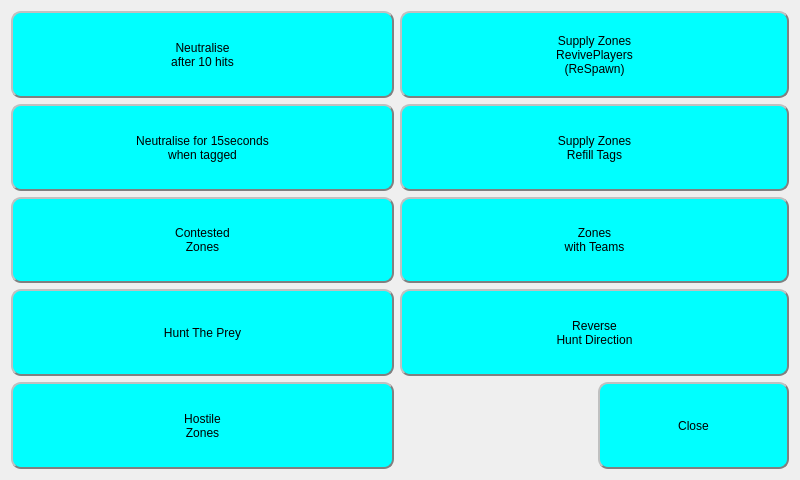
First picture: the form in FlagsWindow.ui, repository rmick/Combobulator, before the edit.
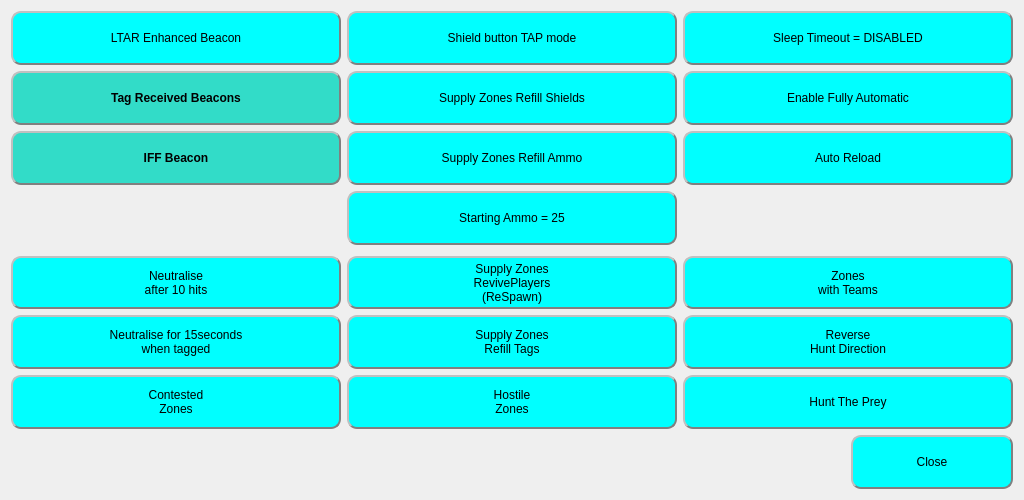
Second picture: the form after the edit.

What changed in the file:
```diff
--- a/FlagsWindow.ui
+++ b/FlagsWindow.ui
@@ -6,8 +6,8 @@
    <rect>
     <x>0</x>
     <y>0</y>
-    <width>800</width>
-    <height>480</height>
+    <width>1024</width>
+    <height>500</height>
    </rect>
   </property>
   <property name="windowTitle">
@@ -35,26 +35,181 @@
  }</string>
   </property>
   <layout class="QGridLayout" name="gridLayout">
-   <item row="3" column="0" colspan="2">
-    <widget class="QPushButton" name="btn_HuntThePrey">
+   <item row="6" column="0" colspan="2">
+    <widget class="QPushButton" name="btn_Neutralise">
      <property name="sizePolicy">
-      <sizepolicy hsizetype="Minimum" vsizetype="Preferred">
+      <sizepolicy hsizetype="Preferred" vsizetype="Preferred">
        <horstretch>0</horstretch>
        <verstretch>0</verstretch>
       </sizepolicy>
      </property>
+     <property name="palette">
+      <palette>
+       <active>
+        <colorrole role="Button">
+         <brush brushstyle="SolidPattern">
+          <color alpha="255">
+           <red>0</red>
+           <green>255</green>
+           <blue>255</blue>
+          </color>
+         </brush>
+        </colorrole>
+        <colorrole role="Base">
+         <brush brushstyle="SolidPattern">
+          <color alpha="255">
+           <red>0</red>
+           <green>255</green>
+           <blue>255</blue>
+          </color>
+         </brush>
+        </colorrole>
+        <colorrole role="Window">
+         <brush brushstyle="SolidPattern">
+          <color alpha="255">
+           <red>0</red>
+           <green>255</green>
+           <blue>255</blue>
+          </color>
+         </brush>
+        </colorrole>
+       </active>
+       <inactive>
+        <colorrole role="Button">
+         <brush brushstyle="SolidPattern">
+          <color alpha="255">
+           <red>0</red>
+           <green>255</green>
+           <blue>255</blue>
+          </color>
+         </brush>
+        </colorrole>
+        <colorrole role="Base">
+         <brush brushstyle="SolidPattern">
+          <color alpha="255">
+           <red>0</red>
+           <green>255</green>
+           <blue>255</blue>
+          </color>
+         </brush>
+        </colorrole>
+        <colorrole role="Window">
+         <brush brushstyle="SolidPattern">
+          <color alpha="255">
+           <red>0</red>
+           <green>255</green>
+           <blue>255</blue>
+          </color>
+         </brush>
+        </colorrole>
+       </inactive>
+       <disabled>
+        <colorrole role="Button">
+         <brush brushstyle="SolidPattern">
+          <color alpha="255">
+           <red>200</red>
+           <green>230</green>
+           <blue>230</blue>
+          </color>
+         </brush>
+        </colorrole>
+        <colorrole role="Base">
+         <brush brushstyle="SolidPattern">
+          <color alpha="255">
+           <red>200</red>
+           <green>230</green>
+           <blue>230</blue>
+          </color>
+         </brush>
+        </colorrole>
+        <colorrole role="Window">
+         <brush brushstyle="SolidPattern">
+          <color alpha="255">
+           <red>200</red>
+           <green>230</green>
+           <blue>230</blue>
+          </color>
+         </brush>
+        </colorrole>
+       </disabled>
+      </palette>
+     </property>
+     <property name="styleSheet">
+      <string notr="true"/>
+     </property>
      <property name="text">
-      <string>Hunt The Prey</string>
+      <string>Neutralise
+after 10 hits</string>
      </property>
      <property name="checkable">
       <bool>true</bool>
      </property>
+     <property name="checked">
+      <bool>false</bool>
+     </property>
      <property name="autoDefault">
       <bool>false</bool>
      </property>
     </widget>
    </item>
-   <item row="2" column="0" colspan="2">
+   <item row="2" column="4" colspan="2">
+    <widget class="QPushButton" name="pushButton_6">
+     <property name="sizePolicy">
+      <sizepolicy hsizetype="Preferred" vsizetype="Preferred">
+       <horstretch>0</horstretch>
+       <verstretch>0</verstretch>
+      </sizepolicy>
+     </property>
+     <property name="text">
+      <string>Auto Reload</string>
+     </property>
+     <property name="checkable">
+      <bool>true</bool>
+     </property>
+    </widget>
+   </item>
+   <item row="1" column="0" colspan="2">
+    <widget class="QPushButton" name="pushButton_3">
+     <property name="sizePolicy">
+      <sizepolicy hsizetype="Preferred" vsizetype="Preferred">
+       <horstretch>0</horstretch>
+       <verstretch>0</verstretch>
+      </sizepolicy>
+     </property>
+     <property name="text">
+      <string>Tag Received Beacons</string>
+     </property>
+     <property name="checkable">
+      <bool>true</bool>
+     </property>
+     <property name="checked">
+      <bool>true</bool>
+     </property>
+     <property name="autoDefault">
+      <bool>false</bool>
+     </property>
+    </widget>
+   </item>
+   <item row="0" column="2" colspan="2">
+    <widget class="QPushButton" name="pushButton_4">
+     <property name="sizePolicy">
+      <sizepolicy hsizetype="Preferred" vsizetype="Preferred">
+       <horstretch>0</horstretch>
+       <verstretch>0</verstretch>
+      </sizepolicy>
+     </property>
+     <property name="text">
+      <string>Shield button TAP mode</string>
+     </property>
+     <property name="checkable">
+      <bool>true</bool>
+     </property>
+     <property name="autoDefault">
+      <bool>false</bool>
+     </property>
+    </widget>
+   </item>
+   <item row="9" column="0" colspan="2">
     <widget class="QPushButton" name="btn_ContestedZones">
      <property name="sizePolicy">
       <sizepolicy hsizetype="Preferred" vsizetype="Preferred">
@@ -168,10 +323,248 @@
      </property>
     </widget>
    </item>
-   <item row="0" column="2" colspan="2">
+   <item row="1" column="4" colspan="2">
+    <widget class="QPushButton" name="pushButton_7">
+     <property name="sizePolicy">
+      <sizepolicy hsizetype="Preferred" vsizetype="Preferred">
+       <horstretch>0</horstretch>
+       <verstretch>0</verstretch>
+      </sizepolicy>
+     </property>
+     <property name="text">
+      <string>Enable Fully Automatic</string>
+     </property>
+     <property name="checkable">
+      <bool>true</bool>
+     </property>
+    </widget>
+   </item>
+   <item row="11" column="5">
+    <widget class="QPushButton" name="btn_Close">
+     <property name="sizePolicy">
+      <sizepolicy hsizetype="Preferred" vsizetype="Preferred">
+       <horstretch>0</horstretch>
+       <verstretch>0</verstretch>
+      </sizepolicy>
+     </property>
+     <property name="palette">
+      <palette>
+       <active>
+        <colorrole role="Button">
+         <brush brushstyle="SolidPattern">
+          <color alpha="255">
+           <red>0</red>
+           <green>255</green>
+           <blue>255</blue>
+          </color>
+         </brush>
+        </colorrole>
+        <colorrole role="Base">
+         <brush brushstyle="SolidPattern">
+          <color alpha="255">
+           <red>0</red>
+           <green>255</green>
+           <blue>255</blue>
+          </color>
+         </brush>
+        </colorrole>
+        <colorrole role="Window">
+         <brush brushstyle="SolidPattern">
+          <color alpha="255">
+           <red>0</red>
+           <green>255</green>
+           <blue>255</blue>
+          </color>
+         </brush>
+        </colorrole>
+       </active>
+       <inactive>
+        <colorrole role="Button">
+         <brush brushstyle="SolidPattern">
+          <color alpha="255">
+           <red>0</red>
+           <green>255</green>
+           <blue>255</blue>
+          </color>
+         </brush>
+        </colorrole>
+        <colorrole role="Base">
+         <brush brushstyle="SolidPattern">
+          <color alpha="255">
+           <red>0</red>
+           <green>255</green>
+           <blue>255</blue>
+          </color>
+         </brush>
+        </colorrole>
+        <colorrole role="Window">
+         <brush brushstyle="SolidPattern">
+          <color alpha="255">
+           <red>0</red>
+           <green>255</green>
+           <blue>255</blue>
+          </color>
+         </brush>
+        </colorrole>
+       </inactive>
+       <disabled>
+        <colorrole role="Button">
+         <brush brushstyle="SolidPattern">
+          <color alpha="255">
+           <red>200</red>
+           <green>230</green>
+           <blue>230</blue>
+          </color>
+         </brush>
+        </colorrole>
+        <colorrole role="Base">
+         <brush brushstyle="SolidPattern">
+          <color alpha="255">
+           <red>200</red>
+           <green>230</green>
+           <blue>230</blue>
+          </color>
+         </brush>
+        </colorrole>
+        <colorrole role="Window">
+         <brush brushstyle="SolidPattern">
+          <color alpha="255">
+           <red>200</red>
+           <green>230</green>
+           <blue>230</blue>
+          </color>
+         </brush>
+        </colorrole>
+       </disabled>
+      </palette>
+     </property>
+     <property name="styleSheet">
+      <string notr="true"/>
+     </property>
+     <property name="text">
+      <string>Close</string>
+     </property>
+     <property name="autoDefault">
+      <bool>false</bool>
+     </property>
+     <property name="default">
+      <bool>true</bool>
+     </property>
+    </widget>
+   </item>
+   <item row="1" column="2" colspan="2">
+    <widget class="QPushButton" name="pushButton_10">
+     <property name="sizePolicy">
+      <sizepolicy hsizetype="Preferred" vsizetype="Preferred">
+       <horstretch>0</horstretch>
+       <verstretch>0</verstretch>
+      </sizepolicy>
+     </property>
+     <property name="text">
+      <string>Supply Zones Refill Shields</string>
+     </property>
+    </widget>
+   </item>
+   <item row="2" column="2" colspan="2">
+    <widget class="QPushButton" name="pushButton_9">
+     <property name="sizePolicy">
+      <sizepolicy hsizetype="Preferred" vsizetype="Preferred">
+       <horstretch>0</horstretch>
+       <verstretch>0</verstretch>
+      </sizepolicy>
+     </property>
+     <property name="text">
+      <string>Supply Zones Refill Ammo</string>
+     </property>
+    </widget>
+   </item>
+   <item row="0" column="0" colspan="2">
+    <widget class="QPushButton" name="pushButton">
+     <property name="sizePolicy">
+      <sizepolicy hsizetype="Preferred" vsizetype="Preferred">
+       <horstretch>0</horstretch>
+       <verstretch>0</verstretch>
+      </sizepolicy>
+     </property>
+     <property name="text">
+      <string>LTAR Enhanced Beacon</string>
+     </property>
+     <property name="checkable">
+      <bool>true</bool>
+     </property>
+     <property name="autoDefault">
+      <bool>false</bool>
+     </property>
+    </widget>
+   </item>
+   <item row="0" column="4" colspan="2">
+    <widget class="QPushButton" name="pushButton_5">
+     <property name="sizePolicy">
+      <sizepolicy hsizetype="Preferred" vsizetype="Preferred">
+       <horstretch>0</horstretch>
+       <verstretch>0</verstretch>
+      </sizepolicy>
+     </property>
+     <property name="text">
+      <string>Sleep Timeout = DISABLED</string>
+     </property>
+    </widget>
+   </item>
+   <item row="5" column="0">
+    <spacer name="verticalSpacer">
+     <property name="orientation">
+      <enum>Qt::Vertical</enum>
+     </property>
+     <property name="sizeType">
+      <enum>QSizePolicy::Fixed</enum>
+     </property>
+     <property name="sizeHint" stdset="0">
+      <size>
+       <width>20</width>
+       <height>5</height>
+      </size>
+     </property>
+    </spacer>
+   </item>
+   <item row="2" column="0" colspan="2">
+    <widget class="QPushButton" name="pushButton_2">
+     <property name="sizePolicy">
+      <sizepolicy hsizetype="Preferred" vsizetype="Preferred">
+       <horstretch>0</horstretch>
+       <verstretch>0</verstretch>
+      </sizepolicy>
+     </property>
+     <property name="text">
+      <string>IFF Beacon</string>
+     </property>
+     <property name="checkable">
+      <bool>true</bool>
+     </property>
+     <property name="checked">
+      <bool>true</bool>
+     </property>
+     <property name="autoDefault">
+      <bool>false</bool>
+     </property>
+    </widget>
+   </item>
+   <item row="3" column="2" colspan="2">
+    <widget class="QPushButton" name="pushButton_8">
+     <property name="sizePolicy">
+      <sizepolicy hsizetype="Preferred" vsizetype="Preferred">
+       <horstretch>0</horstretch>
+       <verstretch>0</verstretch>
+      </sizepolicy>
+     </property>
+     <property name="text">
+      <string>Starting Ammo = 25</string>
+     </property>
+    </widget>
+   </item>
+   <item row="6" column="2" colspan="2">
     <widget class="QPushButton" name="btn_SupplyZonesReSpawn">
      <property name="sizePolicy">
-      <sizepolicy hsizetype="Minimum" vsizetype="Preferred">
+      <sizepolicy hsizetype="Preferred" vsizetype="Preferred">
        <horstretch>0</horstretch>
        <verstretch>0</verstretch>
       </sizepolicy>
@@ -186,121 +579,7 @@
      </property>
     </widget>
    </item>
-   <item row="2" column="2" colspan="2">
-    <widget class="QPushButton" name="btn_ZonesWithTeams">
-     <property name="sizePolicy">
-      <sizepolicy hsizetype="Preferred" vsizetype="Preferred">
-       <horstretch>0</horstretch>
-       <verstretch>0</verstretch>
-      </sizepolicy>
-     </property>
-     <property name="palette">
-      <palette>
-       <active>
-        <colorrole role="Button">
-         <brush brushstyle="SolidPattern">
-          <color alpha="255">
-           <red>0</red>
-           <green>255</green>
-           <blue>255</blue>
-          </color>
-         </brush>
-        </colorrole>
-        <colorrole role="Base">
-         <brush brushstyle="SolidPattern">
-          <color alpha="255">
-           <red>0</red>
-           <green>255</green>
-           <blue>255</blue>
-          </color>
-         </brush>
-        </colorrole>
-        <colorrole role="Window">
-         <brush brushstyle="SolidPattern">
-          <color alpha="255">
-           <red>0</red>
-           <green>255</green>
-           <blue>255</blue>
-          </color>
-         </brush>
-        </colorrole>
-       </active>
-       <inactive>
-        <colorrole role="Button">
-         <brush brushstyle="SolidPattern">
-          <color alpha="255">
-           <red>0</red>
-           <green>255</green>
-           <blue>255</blue>
-          </color>
-         </brush>
-        </colorrole>
-        <colorrole role="Base">
-         <brush brushstyle="SolidPattern">
-          <color alpha="255">
-           <red>0</red>
-           <green>255</green>
-           <blue>255</blue>
-          </color>
-         </brush>
-        </colorrole>
-        <colorrole role="Window">
-         <brush brushstyle="SolidPattern">
-          <color alpha="255">
-           <red>0</red>
-           <green>255</green>
-           <blue>255</blue>
-          </color>
-         </brush>
-        </colorrole>
-       </inactive>
-       <disabled>
-        <colorrole role="Button">
-         <brush brushstyle="SolidPattern">
-          <color alpha="255">
-           <red>200</red>
-           <green>230</green>
-           <blue>230</blue>
-          </color>
-         </brush>
-        </colorrole>
-        <colorrole role="Base">
-         <brush brushstyle="SolidPattern">
-          <color alpha="255">
-           <red>200</red>
-           <green>230</green>
-           <blue>230</blue>
-          </color>
-         </brush>
-        </colorrole>
-        <colorrole role="Window">
-         <brush brushstyle="SolidPattern">
-          <color alpha="255">
-           <red>200</red>
-           <green>230</green>
-           <blue>230</blue>
-          </color>
-         </brush>
-        </colorrole>
-       </disabled>
-      </palette>
-     </property>
-     <property name="styleSheet">
-      <string notr="true"/>
-     </property>
-     <property name="text">
-      <string>Zones
-with Teams</string>
-     </property>
-     <property name="checkable">
-      <bool>true</bool>
-     </property>
-     <property name="autoDefault">
-      <bool>false</bool>
-     </property>
-    </widget>
-   </item>
-   <item row="1" column="2" colspan="2">
+   <item row="8" column="2" colspan="2">
     <widget class="QPushButton" name="btn_SupplyZonesRefillTags">
      <property name="sizePolicy">
       <sizepolicy hsizetype="Preferred" vsizetype="Preferred">
@@ -414,7 +693,121 @@
      </property>
     </widget>
    </item>
-   <item row="1" column="0" colspan="2">
+   <item row="9" column="2" colspan="2">
+    <widget class="QPushButton" name="btn_HostileZones">
+     <property name="sizePolicy">
+      <sizepolicy hsizetype="Preferred" vsizetype="Preferred">
+       <horstretch>0</horstretch>
+       <verstretch>0</verstretch>
+      </sizepolicy>
+     </property>
+     <property name="palette">
+      <palette>
+       <active>
+        <colorrole role="Button">
+         <brush brushstyle="SolidPattern">
+          <color alpha="255">
+           <red>0</red>
+           <green>255</green>
+           <blue>255</blue>
+          </color>
+         </brush>
+        </colorrole>
+        <colorrole role="Base">
+         <brush brushstyle="SolidPattern">
+          <color alpha="255">
+           <red>0</red>
+           <green>255</green>
+           <blue>255</blue>
+          </color>
+         </brush>
+        </colorrole>
+        <colorrole role="Window">
+         <brush brushstyle="SolidPattern">
+          <color alpha="255">
+           <red>0</red>
+           <green>255</green>
+           <blue>255</blue>
+          </color>
+         </brush>
+        </colorrole>
+       </active>
+       <inactive>
+        <colorrole role="Button">
+         <brush brushstyle="SolidPattern">
+          <color alpha="255">
+           <red>0</red>
+           <green>255</green>
+           <blue>255</blue>
+          </color>
+         </brush>
+        </colorrole>
+        <colorrole role="Base">
+         <brush brushstyle="SolidPattern">
+          <color alpha="255">
+           <red>0</red>
+           <green>255</green>
+           <blue>255</blue>
+          </color>
+         </brush>
+        </colorrole>
+        <colorrole role="Window">
+         <brush brushstyle="SolidPattern">
+          <color alpha="255">
+           <red>0</red>
+           <green>255</green>
+           <blue>255</blue>
+          </color>
+         </brush>
+        </colorrole>
+       </inactive>
+       <disabled>
+        <colorrole role="Button">
+         <brush brushstyle="SolidPattern">
+          <color alpha="255">
+           <red>200</red>
+           <green>230</green>
+           <blue>230</blue>
+          </color>
+         </brush>
+        </colorrole>
+        <colorrole role="Base">
+         <brush brushstyle="SolidPattern">
+          <color alpha="255">
+           <red>200</red>
+           <green>230</green>
+           <blue>230</blue>
+          </color>
+         </brush>
+        </colorrole>
+        <colorrole role="Window">
+         <brush brushstyle="SolidPattern">
+          <color alpha="255">
+           <red>200</red>
+           <green>230</green>
+           <blue>230</blue>
+          </color>
+         </brush>
+        </colorrole>
+       </disabled>
+      </palette>
+     </property>
+     <property name="styleSheet">
+      <string notr="true"/>
+     </property>
+     <property name="text">
+      <string>Hostile
+Zones</string>
+     </property>
+     <property name="checkable">
+      <bool>true</bool>
+     </property>
+     <property name="autoDefault">
+      <bool>false</bool>
+     </property>
+    </widget>
+   </item>
+   <item row="8" column="0" colspan="2">
     <widget class="QPushButton" name="btn_NeutraliseWhenTagged">
      <property name="sizePolicy">
       <sizepolicy hsizetype="Preferred" vsizetype="Preferred">
@@ -528,8 +921,8 @@
      </property>
     </widget>
    </item>
-   <item row="4" column="0" colspan="2">
-    <widget class="QPushButton" name="btn_HostileZones">
+   <item row="6" column="4" colspan="2">
+    <widget class="QPushButton" name="btn_ZonesWithTeams">
      <property name="sizePolicy">
       <sizepolicy hsizetype="Preferred" vsizetype="Preferred">
        <horstretch>0</horstretch>
@@ -631,8 +1024,8 @@
       <string notr="true"/>
      </property>
      <property name="text">
-      <string>Hostile
-Zones</string>
+      <string>Zones
+with Teams</string>
      </property>
      <property name="checkable">
       <bool>true</bool>
@@ -642,7 +1035,7 @@
      </property>
     </widget>
    </item>
-   <item row="3" column="2" colspan="2">
+   <item row="8" column="4" colspan="2">
     <widget class="QPushButton" name="btn_ReverseHuntDirection">
      <property name="sizePolicy">
       <sizepolicy hsizetype="Preferred" vsizetype="Preferred">
@@ -756,236 +1149,25 @@
      </property>
     </widget>
    </item>
-   <item row="0" column="0" colspan="2">
-    <widget class="QPushButton" name="btn_Neutralise">
+   <item row="9" column="4" colspan="2">
+    <widget class="QPushButton" name="btn_HuntThePrey">
      <property name="sizePolicy">
       <sizepolicy hsizetype="Preferred" vsizetype="Preferred">
        <horstretch>0</horstretch>
        <verstretch>0</verstretch>
       </sizepolicy>
      </property>
-     <property name="palette">
-      <palette>
-       <active>
-        <colorrole role="Button">
-         <brush brushstyle="SolidPattern">
-          <color alpha="255">
-           <red>0</red>
-           <green>255</green>
-           <blue>255</blue>
-          </color>
-         </brush>
-        </colorrole>
-        <colorrole role="Base">
-         <brush brushstyle="SolidPattern">
-          <color alpha="255">
-           <red>0</red>
-           <green>255</green>
-           <blue>255</blue>
-          </color>
-         </brush>
-        </colorrole>
-        <colorrole role="Window">
-         <brush brushstyle="SolidPattern">
-          <color alpha="255">
-           <red>0</red>
-           <green>255</green>
-           <blue>255</blue>
-          </color>
-         </brush>
-        </colorrole>
-       </active>
-       <inactive>
-        <colorrole role="Button">
-         <brush brushstyle="SolidPattern">
-          <color alpha="255">
-           <red>0</red>
-           <green>255</green>
-           <blue>255</blue>
-          </color>
-         </brush>
-        </colorrole>
-        <colorrole role="Base">
-         <brush brushstyle="SolidPattern">
-          <color alpha="255">
-           <red>0</red>
-           <green>255</green>
-           <blue>255</blue>
-          </color>
-         </brush>
-        </colorrole>
-        <colorrole role="Window">
-         <brush brushstyle="SolidPattern">
-          <color alpha="255">
-           <red>0</red>
-           <green>255</green>
-           <blue>255</blue>
-          </color>
-         </brush>
-        </colorrole>
-       </inactive>
-       <disabled>
-        <colorrole role="Button">
-         <brush brushstyle="SolidPattern">
-          <color alpha="255">
-           <red>200</red>
-           <green>230</green>
-           <blue>230</blue>
-          </color>
-         </brush>
-        </colorrole>
-        <colorrole role="Base">
-         <brush brushstyle="SolidPattern">
-          <color alpha="255">
-           <red>200</red>
-           <green>230</green>
-           <blue>230</blue>
-          </color>
-         </brush>
-        </colorrole>
-        <colorrole role="Window">
-         <brush brushstyle="SolidPattern">
-          <color alpha="255">
-           <red>200</red>
-           <green>230</green>
-           <blue>230</blue>
-          </color>
-         </brush>
-        </colorrole>
-       </disabled>
-      </palette>
-     </property>
-     <property name="styleSheet">
-      <string notr="true"/>
-     </property>
      <property name="text">
-      <string>Neutralise
-after 10 hits</string>
+      <string>Hunt The Prey</string>
      </property>
      <property name="checkable">
       <bool>true</bool>
      </property>
-     <property name="checked">
-      <bool>false</bool>
-     </property>
      <property name="autoDefault">
       <bool>false</bool>
      </property>
     </widget>
    </item>
-   <item row="4" column="3">
-    <widget class="QPushButton" name="btn_Close">
-     <property name="sizePolicy">
-      <sizepolicy hsizetype="Preferred" vsizetype="Preferred">
-       <horstretch>0</horstretch>
-       <verstretch>0</verstretch>
-      </sizepolicy>
-     </property>
-     <property name="palette">
-      <palette>
-       <active>
-        <colorrole role="Button">
-         <brush brushstyle="SolidPattern">
-          <color alpha="255">
-           <red>0</red>
-           <green>255</green>
-           <blue>255</blue>
-          </color>
-         </brush>
-        </colorrole>
-        <colorrole role="Base">
-         <brush brushstyle="SolidPattern">
-          <color alpha="255">
-           <red>0</red>
-           <green>255</green>
-           <blue>255</blue>
-          </color>
-         </brush>
-        </colorrole>
-        <colorrole role="Window">
-         <brush brushstyle="SolidPattern">
-          <color alpha="255">
-           <red>0</red>
-           <green>255</green>
-           <blue>255</blue>
-          </color>
-         </brush>
-        </colorrole>
-       </active>
-       <inactive>
-        <colorrole role="Button">
-         <brush brushstyle="SolidPattern">
-          <color alpha="255">
-           <red>0</red>
-           <green>255</green>
-           <blue>255</blue>
-          </color>
-         </brush>
-        </colorrole>
-        <colorrole role="Base">
-         <brush brushstyle="SolidPattern">
-          <color alpha="255">
-           <red>0</red>
-           <green>255</green>
-           <blue>255</blue>
-          </color>
-         </brush>
-        </colorrole>
-        <colorrole role="Window">
-         <brush brushstyle="SolidPattern">
-          <color alpha="255">
-           <red>0</red>
-           <green>255</green>
-           <blue>255</blue>
-          </color>
-         </brush>
-        </colorrole>
-       </inactive>
-       <disabled>
-        <colorrole role="Button">
-         <brush brushstyle="SolidPattern">
-          <color alpha="255">
-           <red>200</red>
-           <green>230</green>
-           <blue>230</blue>
-          </color>
-         </brush>
-        </colorrole>
-        <colorrole role="Base">
-         <brush brushstyle="SolidPattern">
-          <color alpha="255">
-           <red>200</red>
-           <green>230</green>
-           <blue>230</blue>
-          </color>
-         </brush>
-        </colorrole>
-        <colorrole role="Window">
-         <brush brushstyle="SolidPattern">
-          <color alpha="255">
-           <red>200</red>
-           <green>230</green>
-           <blue>230</blue>
-          </color>
-         </brush>
-        </colorrole>
-       </disabled>
-      </palette>
-     </property>
-     <property name="styleSheet">
-      <string notr="true"/>
-     </property>
-     <property name="text">
-      <string>Close</string>
-     </property>
-     <property name="autoDefault">
-      <bool>false</bool>
-     </property>
-     <property name="default">
-      <bool>true</bool>
-     </property>
-    </widget>
-   </item>
   </layout>
  </widget>
  <resources/>
```
